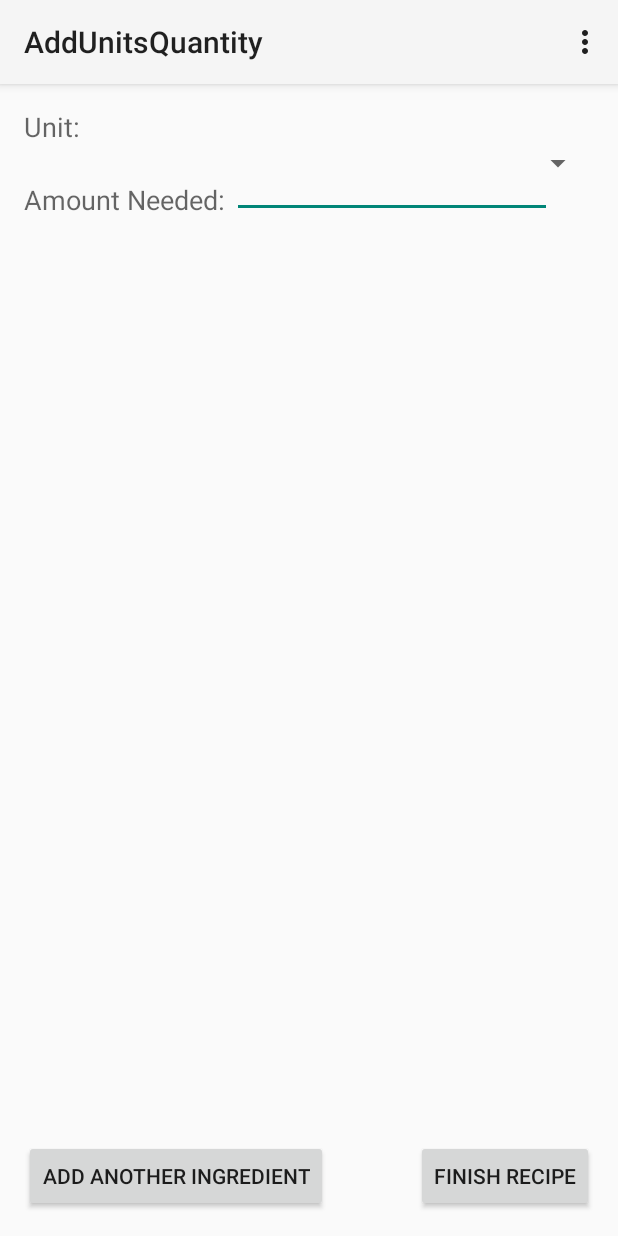
After one commit to MBLAHO13/CS275Project, an Android app: the AddUnitsQuantity screen opened directly, with no data from a screen before it, on a phone screen of 412 x 824 dp. The commit adds this screen. Run offline under Robolectric (Android 15) with nearby library versions, the phone set to English and light mode, and no system bars.

Commit message:
framework for add new ingredient

```diff
--- a/FoodTracker/app/src/main/AndroidManifest.xml
+++ b/FoodTracker/app/src/main/AndroidManifest.xml
@@ -36,6 +36,10 @@
             android:name=".RecipeAddSearchResults"
             android:label="@string/title_activity_recipe_add_search_results" >
         </activity>
+        <activity
+            android:name=".AddUnitsQuantity"
+            android:label="@string/title_activity_add_units_quantity" >
+        </activity>
     </application>
 
 </manifest>
--- /dev/null
+++ b/FoodTracker/app/src/main/java/cblaho/foodtracker/AddUnitsQuantity.java
@@ -0,0 +1,37 @@
+package cblaho.foodtracker;
+
+import android.support.v7.app.AppCompatActivity;
+import android.os.Bundle;
+import android.view.Menu;
+import android.view.MenuItem;
+
+public class AddUnitsQuantity extends AppCompatActivity {
+
+    @Override
+    protected void onCreate(Bundle savedInstanceState) {
+        super.onCreate(savedInstanceState);
+        setContentView(R.layout.activity_add_units_quantity);
+    }
+
+    @Override
+    public boolean onCreateOptionsMenu(Menu menu) {
+        // Inflate the menu; this adds items to the action bar if it is present.
+        getMenuInflater().inflate(R.menu.menu_add_units_quantity, menu);
+        return true;
+    }
+
+    @Override
+    public boolean onOptionsItemSelected(MenuItem item) {
+        // Handle action bar item clicks here. The action bar will
+        // automatically handle clicks on the Home/Up button, so long
+        // as you specify a parent activity in AndroidManifest.xml.
+        int id = item.getItemId();
+
+        //noinspection SimplifiableIfStatement
+        if (id == R.id.action_settings) {
+            return true;
+        }
+
+        return super.onOptionsItemSelected(item);
+    }
+}
--- /dev/null
+++ b/FoodTracker/app/src/main/res/layout/activity_add_units_quantity.xml
@@ -0,0 +1,59 @@
+<RelativeLayout xmlns:android="http://schemas.android.com/apk/res/android"
+    xmlns:tools="http://schemas.android.com/tools" android:layout_width="match_parent"
+    android:layout_height="match_parent" android:paddingLeft="@dimen/activity_horizontal_margin"
+    android:paddingRight="@dimen/activity_horizontal_margin"
+    android:paddingTop="@dimen/activity_vertical_margin"
+    android:paddingBottom="@dimen/activity_vertical_margin"
+    tools:context="cblaho.foodtracker.AddUnitsQuantity">
+
+    <TextView
+        android:layout_width="wrap_content"
+        android:layout_height="wrap_content"
+        android:textAppearance="?android:attr/textAppearanceMedium"
+        android:text="Unit:"
+        android:id="@+id/unitLabel" />
+
+    <Spinner
+        android:id="@+id/unitDropdown"
+        android:layout_width="fill_parent"
+        android:layout_height="wrap_content"
+        android:layout_below="@+id/unitLabel"/>
+
+
+
+    <TextView
+        android:layout_width="wrap_content"
+        android:layout_height="wrap_content"
+        android:textAppearance="?android:attr/textAppearanceMedium"
+        android:layout_below="@+id/unitDropdown"
+        android:text="Amount Needed: "
+        android:id="@+id/amountLabel"
+         />
+
+    <EditText
+        android:layout_width="wrap_content"
+        android:layout_height="wrap_content"
+        android:inputType="numberDecimal"
+        android:ems="10"
+        android:id="@+id/amountInput"
+        android:layout_alignBottom="@+id/amountLabel"
+        android:layout_toEndOf="@+id/amountLabel" />
+
+    <Button
+        android:layout_width="wrap_content"
+        android:layout_height="wrap_content"
+        android:text="Add Another Ingredient"
+        android:id="@+id/button_add_another"
+        android:layout_alignParentBottom="true"
+        android:layout_alignParentLeft="true" />
+
+    <Button
+        android:layout_width="wrap_content"
+        android:layout_height="wrap_content"
+        android:text="Finish Recipe"
+        android:id="@+id/button_finish_recipe"
+        android:layout_alignParentBottom="true"
+        android:layout_alignParentRight="true" />
+
+
+</RelativeLayout>
--- /dev/null
+++ b/FoodTracker/app/src/main/res/menu/menu_add_units_quantity.xml
@@ -0,0 +1,7 @@
+<menu xmlns:android="http://schemas.android.com/apk/res/android"
+    xmlns:app="http://schemas.android.com/apk/res-auto"
+    xmlns:tools="http://schemas.android.com/tools"
+    tools:context="cblaho.foodtracker.AddUnitsQuantity">
+    <item android:id="@+id/action_settings" android:title="@string/action_settings"
+        android:orderInCategory="100" app:showAsAction="never" />
+</menu>
--- a/FoodTracker/app/src/main/res/values/strings.xml
+++ b/FoodTracker/app/src/main/res/values/strings.xml
@@ -18,4 +18,5 @@
     <string name="title_activity_recipe_add_search_results">RecipeAddSearchResults</string>
 
     <string name="hello_world">Hello world!</string>
+    <string name="title_activity_add_units_quantity">AddUnitsQuantity</string>
 </resources>
```
